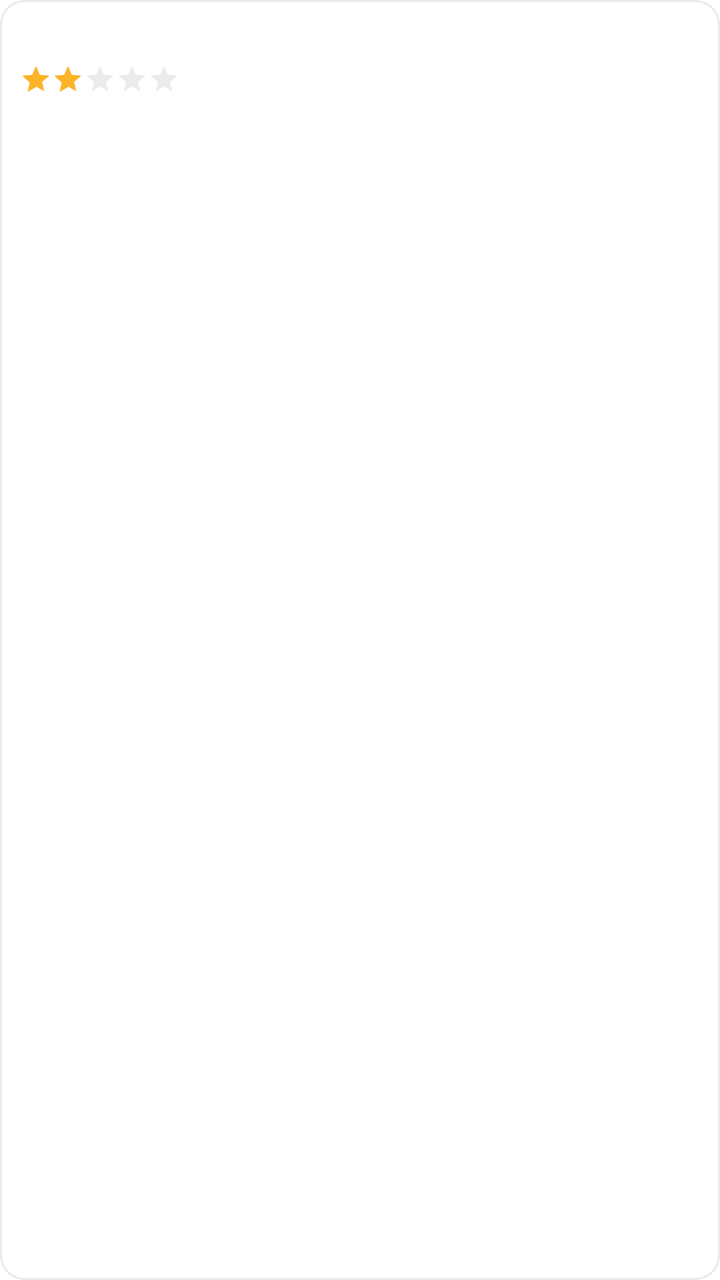
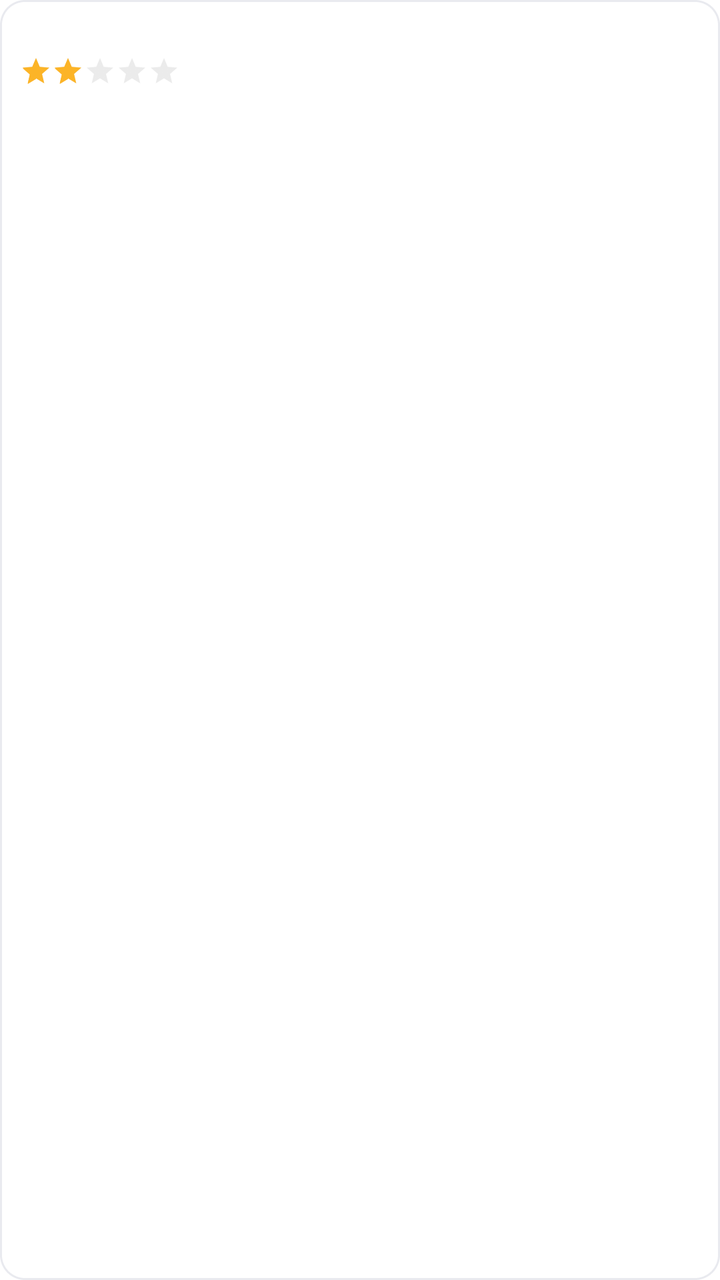

The first picture is an Android layout as it rendered before a commit; the second is the same layout after the commit. The layout source and the unified diff follow.
<!-- AndroidManifest.xml: application theme Theme.NewDesign -->
<!-- res/layout/item_layout_reviews.xml -->
<?xml version="1.0" encoding="utf-8"?>
<layout xmlns:android="http://schemas.android.com/apk/res/android"
    xmlns:app="http://schemas.android.com/apk/res-auto">

    <androidx.constraintlayout.widget.ConstraintLayout
            android:id="@+id/layout_doctorsDetail"
            android:layout_width="match_parent"
            android:layout_height="wrap_content"
            android:layout_margin="10dp"
            android:background="@drawable/more_cards_background"
            app:layout_constraintEnd_toEndOf="parent"
            app:layout_constraintStart_toStartOf="parent"
            app:layout_constraintTop_toTopOf="parent">

        <com.google.android.material.imageview.ShapeableImageView
                android:id="@+id/iv_doctorProfile"
                android:layout_width="60dp"
                android:layout_height="60dp"
                android:layout_margin="@dimen/_5sdp"
                android:visibility="gone"
                android:src="@drawable/ic_docspecialization"
                app:layout_constraintStart_toStartOf="parent"
                app:layout_constraintTop_toTopOf="parent" />

        <androidx.appcompat.widget.AppCompatTextView
                android:id="@+id/tv_doctorName"
                android:layout_width="0dp"
                android:layout_height="wrap_content"
                android:layout_marginStart="10dp"
                android:layout_marginTop="10dp"
                android:fontFamily="@font/sf_pro_display_semibold"
                android:gravity="start"
                android:text=""
                android:textColor="@color/black"
                android:textSize="16sp"
                app:layout_constraintStart_toEndOf="@+id/iv_doctorProfile"
                app:layout_constraintTop_toTopOf="@+id/iv_doctorProfile" />

        <com.google.android.material.imageview.ShapeableImageView
                android:id="@+id/iv_star"
                android:layout_width="18dp"
                android:layout_height="15dp"
                android:layout_marginStart="10dp"
                android:adjustViewBounds="true"
                android:visibility="gone"
                android:src="@drawable/ic_star"
                app:layout_constraintBottom_toBottomOf="parent"
                app:layout_constraintStart_toEndOf="@+id/iv_doctorProfile"
                app:layout_constraintTop_toBottomOf="@+id/tv_doctorName" />


        <androidx.appcompat.widget.AppCompatTextView
                android:id="@+id/Reviews"
                android:layout_width="0dp"
                android:layout_height="wrap_content"
                android:layout_marginStart="5dp"
                android:fontFamily="@font/avenirltstd_roman"
                android:gravity="start"
                android:layout_marginTop="@dimen/_5sdp"
                android:text="0"
                android:visibility="gone"
                android:textColor="@color/gray"
                android:textSize="15sp"
                app:layout_constraintStart_toEndOf="@+id/ratingBar"
                app:layout_constraintTop_toBottomOf="@+id/tv_doctorName" />
        <androidx.appcompat.widget.AppCompatTextView
                android:id="@+id/tv_Reviews"
                android:layout_width="0dp"
                android:layout_height="wrap_content"
                android:layout_marginStart="5dp"
                android:fontFamily="@font/avenirltstd_roman"
                android:gravity="start"
                android:layout_marginTop="@dimen/_5sdp"
                android:text="@string/reviews"
                android:visibility="gone"
                android:textColor="@color/gray"
                android:textSize="15sp"
                app:layout_constraintStart_toEndOf="@+id/Reviews"
                app:layout_constraintEnd_toEndOf="parent"
                app:layout_constraintTop_toBottomOf="@+id/tv_doctorName" />

        <androidx.appcompat.widget.AppCompatRatingBar
                android:id="@+id/ratingBar"
                android:layout_width="wrap_content"
                android:layout_height="wrap_content"
                android:layout_marginStart="10dp"
                app:layout_constraintTop_toBottomOf="@+id/tv_doctorName"
                app:layout_constraintStart_toEndOf="@+id/iv_star"
                android:rating="2"
                android:theme="@style/ratingBar"
                android:layout_marginTop="@dimen/_5sdp"
                style="?android:attr/ratingBarStyleSmall"
                android:transformPivotX="0dp"
                android:transformPivotY="0dp"
                android:isIndicator="true"
                android:minHeight="@dimen/_10sdp"
                android:minWidth="@dimen/_5sdp"
        />

        <androidx.appcompat.widget.AppCompatTextView
                android:id="@+id/tv_reviewsDetails"
                android:layout_width="0dp"
                android:layout_height="wrap_content"
                android:layout_marginStart="10dp"
                android:layout_marginTop="10dp"
                android:layout_marginEnd="10dp"
                android:fontFamily="@font/sd_pro_display_regular"
                android:gravity="start"
                android:text=""
                android:textColor="@color/black"
                android:textSize="15sp"
                app:layout_constraintStart_toStartOf="parent"
                app:layout_constraintEnd_toEndOf="parent"
                app:layout_constraintTop_toBottomOf="@+id/ratingBar" />

        <androidx.appcompat.widget.AppCompatTextView
                android:id="@+id/tv_clinicCommit"
                android:layout_width="0dp"
                android:layout_height="wrap_content"
                android:layout_marginStart="10dp"
                android:layout_marginTop="10dp"
                android:layout_marginEnd="10dp"
                android:fontFamily="@font/sd_pro_display_regular"
                android:gravity="start"
                android:text=""
                android:textColor="@color/text_doctor_card_color"
                android:textSize="14sp"
                app:layout_constraintStart_toStartOf="parent"
                app:layout_constraintEnd_toEndOf="parent"
                app:layout_constraintTop_toBottomOf="@+id/tv_reviewsDetails" />

        <androidx.appcompat.widget.AppCompatTextView
                android:id="@+id/tv_reviewsClinics"
                android:layout_width="0dp"
                android:layout_height="wrap_content"
                android:layout_marginStart="10dp"
                android:layout_marginTop="10dp"
                android:layout_marginEnd="10dp"
                android:layout_marginBottom="@dimen/_10sdp"
                android:fontFamily="@font/avenirltstd_roman"
                android:gravity="start"
                android:text=""
                android:textColor="@color/black"
                android:textSize="15sp"
                app:layout_constraintBottom_toBottomOf="parent"
                app:layout_constraintStart_toStartOf="parent"
                app:layout_constraintEnd_toEndOf="parent"
                app:layout_constraintTop_toBottomOf="@+id/tv_clinicCommit" />


    </androidx.constraintlayout.widget.ConstraintLayout>

</layout>
<!-- resources referenced by this layout -->
<resources>
  <color name="black">#FF000000</color>
  <color name="gray">#B7B7B7</color>
  <color name="text_doctor_card_color">#707070</color>
  <!-- drawable ic_docspecialization: png bitmap (drawable, 7701 bytes) -->
  <!-- drawable ic_star (drawable) -->
  <vector android:autoMirrored="true" android:height="24dp"
      android:tint="#181717" android:viewportHeight="24"
      android:viewportWidth="24" android:width="24dp" xmlns:android="http://schemas.android.com/apk/res/android">
      <path android:fillColor="@android:color/white" android:pathData="M22,9.24l-7.19,-0.62L12,2 9.19,8.63 2,9.24l5.46,4.73L5.82,21 12,17.27 18.18,21l-1.63,-7.03L22,9.24zM12,15.4V6.1l1.71,4.04 4.38,0.38 -3.32,2.88 1,4.28L12,15.4z"/>
  </vector>
  <!-- drawable more_cards_background (drawable) -->
  <?xml version="1.0" encoding="utf-8"?>
  <shape xmlns:android="http://schemas.android.com/apk/res/android"
      android:shape="rectangle"
      >
      <solid android:color="@color/white"/>
      <corners android:radius="12dp"/>
      <stroke android:color="#E9EAEF" android:width="1dp" android:dashWidth="1dp"/>
  
  </shape>
  <string name="reviews">Reviews</string>
  <style name="ratingBar" parent="Widget.AppCompat.RatingBar">
          
          <item name="colorControlNormal">#4D000000</item>
          
          <item name="colorControlActivated">#FCB427</item>
  
      </style>
  <style name="Theme.NewDesign" parent="Theme.MaterialComponents.Light.NoActionBar">
          
          <item name="colorPrimary">@color/purple_500</item>
          <item name="colorPrimaryVariant">@color/purple_700</item>
          <item name="colorOnPrimary">@color/white</item>
          
          <item name="colorSecondary">#0639BA</item>
          <item name="colorSecondaryVariant">@color/teal_700</item>
          <item name="colorOnSecondary">@color/black</item>
          
          <item name="android:statusBarColor">@color/purple_700</item>
          <item name="android:windowLightStatusBar">false</item>
          <item name="android:windowDrawsSystemBarBackgrounds">true</item>
          
      </style>
  <color name="white">#FFFFFFFF</color>
  <color name="purple_500">#AEB3BE</color>
  <color name="purple_700">#FF3700B3</color>
  <color name="teal_700">#FF018786</color>
</resources>

<!-- the commit's change to res/layout/item_layout_reviews.xml (unified diff, before → after) -->
@@ -4,9 +4,9 @@
 
     <androidx.constraintlayout.widget.ConstraintLayout
             android:id="@+id/layout_doctorsDetail"
-            android:layout_width="match_parent"
+            android:layout_width="160dp"
             android:layout_height="wrap_content"
-            android:layout_margin="10dp"
+            android:layout_margin="6dp"
             android:background="@drawable/more_cards_background"
             app:layout_constraintEnd_toEndOf="parent"
             app:layout_constraintStart_toStartOf="parent"
@@ -28,11 +28,13 @@
                 android:layout_height="wrap_content"
                 android:layout_marginStart="10dp"
                 android:layout_marginTop="10dp"
+                android:layout_marginEnd="6dp"
                 android:fontFamily="@font/sf_pro_display_semibold"
                 android:gravity="start"
                 android:text=""
                 android:textColor="@color/black"
-                android:textSize="16sp"
+                android:textSize="13sp"
+                app:layout_constraintEnd_toEndOf="parent"
                 app:layout_constraintStart_toEndOf="@+id/iv_doctorProfile"
                 app:layout_constraintTop_toTopOf="@+id/iv_doctorProfile" />
 
@@ -57,7 +59,7 @@
                 android:fontFamily="@font/avenirltstd_roman"
                 android:gravity="start"
                 android:layout_marginTop="@dimen/_5sdp"
-                android:text="0"
+                android:text="8.0"
                 android:visibility="gone"
                 android:textColor="@color/gray"
                 android:textSize="15sp"
